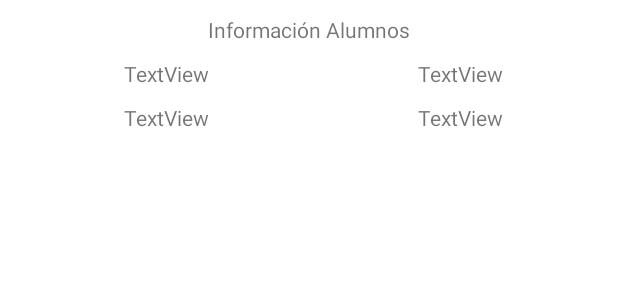
After one commit to dalkarias/Trasladar_Informacion, an Android app: the layout alumno_model_view.xml on its own in the app's theme, with its tools: preview values and no code run, on a phone screen of 412 x 824 dp. The commit adds this screen. Shown: the top 300 px of the screen. Run offline under Robolectric (Android 15) with nearby library versions, the phone set to English and light mode, and no system bars.

Commit message:
Transferencia de datos, con basic Activity y binding

```diff
--- a/app/src/main/java/danielpl/myapplication/MainActivity.java
+++ b/app/src/main/java/danielpl/myapplication/MainActivity.java
@@ -12,6 +12,7 @@ import androidx.activity.result.contract.ActivityResultContract;
 import androidx.activity.result.contract.ActivityResultContracts;
 import androidx.appcompat.app.AppCompatActivity;
 
+import android.view.LayoutInflater;
 import android.view.View;
 import android.widget.TextView;
 
@@ -72,15 +73,38 @@ public class MainActivity extends AppCompatActivity {
                 }
         );
     }
-
+        // usamos un text view para mostrar información pero no se suele usar ES MUY SIMPLE
     private void mostrarAlumnos(){
         binding.contentMain.contenedorAlumnoMain.removeAllViews();
 
         for (Alumno a:listaAlumno) {
+            /*
             TextView txtAlumno = new TextView(MainActivity.this);//creamos un text view por codigo
             txtAlumno.setText(a.toString());
-            binding.contentMain.contenedorAlumnoMain.addView(txtAlumno);
+
+             */
+            //conectamos el layout alumno model que es el que va a contener la informacion
+            LayoutInflater lif = LayoutInflater.from(MainActivity.this);
+            lif.inflate(R.layout.alumno_model_view, null);
+
+            View alumnoView = lif.inflate(R.layout.alumno_model_view,null); //dentor de alumno view esta todo el layout alumno model
+
+            //conectamos toda la informacion
+            TextView txtNombre = alumnoView.findViewById(R.id.lbl_nombre_alumno_view);
+            TextView txtApellido = alumnoView.findViewById(R.id.lbl_Apellidos_alumno_view);
+            TextView txtCiclo = alumnoView.findViewById(R.id.lbl_ciclo_alumno_view);
+            TextView txtGrupo = alumnoView.findViewById(R.id.lbl_grupo_alumno_view);
+
+            txtNombre.setText(a.getNombre());
+            txtApellido.setText(a.getApellido());
+            txtCiclo.setText(a.getCiclo());
+            txtGrupo.setText(String.valueOf(a.getGrupo()));
+            //MOSTRAMOS INFORMACION POR PANTALLA
+            //binding.contentMain.contenedorAlumnoMain.addView(txtAlumno);
+            binding.contentMain.contenedorAlumnoMain.addView(alumnoView);
         }
-        listaAlumno.clear();
+
     }
+
+
 }
--- /dev/null
+++ b/app/src/main/res/layout/alumno_model_view.xml
@@ -0,0 +1,64 @@
+<?xml version="1.0" encoding="utf-8"?>
+<LinearLayout xmlns:android="http://schemas.android.com/apk/res/android"
+    android:layout_width="match_parent"
+    android:layout_height="match_parent"
+    android:layout_margin="10dp"
+    android:orientation="vertical">
+
+    <TextView
+        android:id="@+id/textView5"
+        android:layout_width="match_parent"
+        android:layout_height="wrap_content"
+        android:gravity="center"
+        android:text="Información Alumnos" />
+
+    <LinearLayout
+        android:layout_width="match_parent"
+        android:layout_height="wrap_content"
+        android:layout_marginTop="10dp"
+        android:orientation="horizontal">
+
+        <TextView
+            android:id="@+id/lbl_nombre_alumno_view"
+            android:layout_width="wrap_content"
+            android:layout_height="wrap_content"
+            android:layout_marginStart="5dp"
+            android:layout_weight="1"
+            android:gravity="center"
+            android:text="TextView" />
+
+        <TextView
+            android:id="@+id/lbl_Apellidos_alumno_view"
+            android:layout_width="wrap_content"
+            android:layout_height="wrap_content"
+            android:layout_marginStart="5dp"
+            android:layout_weight="1"
+            android:gravity="center"
+            android:text="TextView" />
+    </LinearLayout>
+
+    <LinearLayout
+        android:layout_width="match_parent"
+        android:layout_height="wrap_content"
+        android:layout_marginTop="10dp"
+        android:orientation="horizontal">
+
+        <TextView
+            android:id="@+id/lbl_ciclo_alumno_view"
+            android:layout_width="wrap_content"
+            android:layout_height="wrap_content"
+            android:layout_marginStart="5dp"
+            android:layout_weight="1"
+            android:gravity="center"
+            android:text="TextView" />
+
+        <TextView
+            android:id="@+id/lbl_grupo_alumno_view"
+            android:layout_width="wrap_content"
+            android:layout_height="wrap_content"
+            android:layout_marginStart="5dp"
+            android:layout_weight="1"
+            android:gravity="center"
+            android:text="TextView" />
+    </LinearLayout>
+</LinearLayout>
```
Also changed, not shown: 1 other file.
